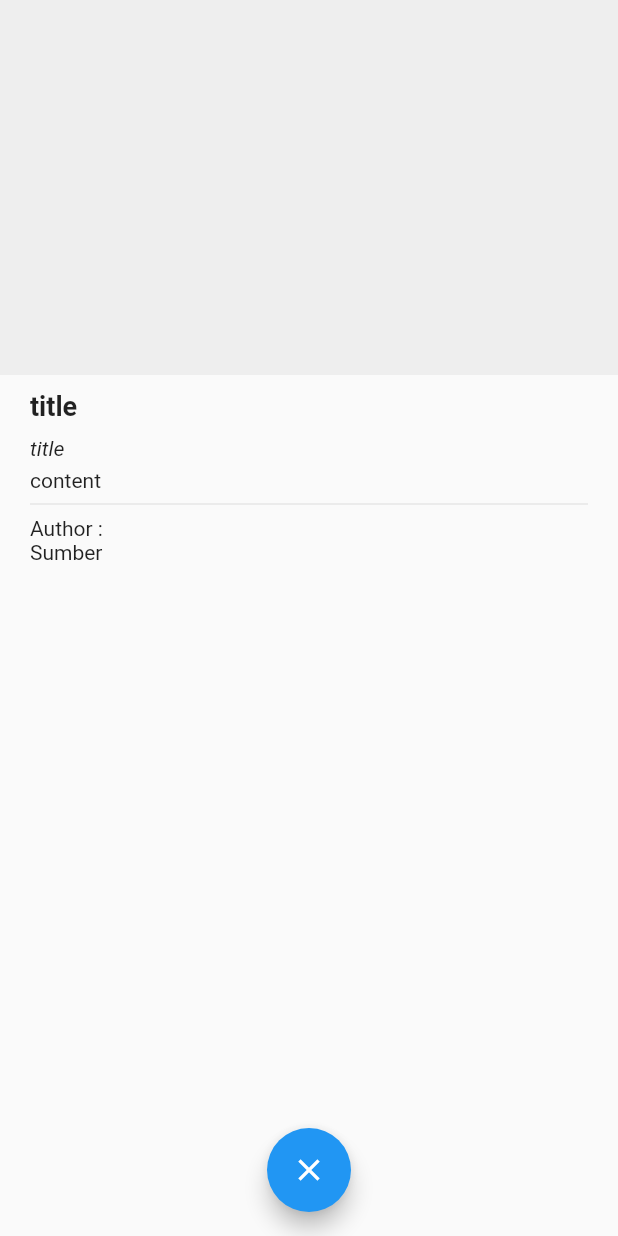
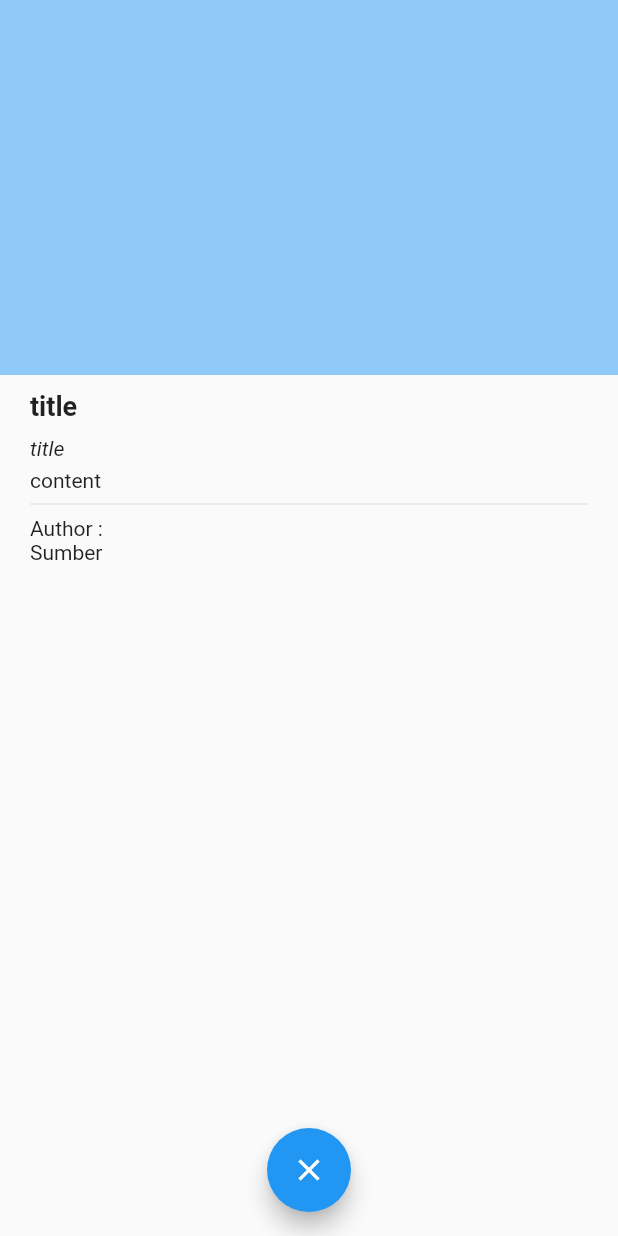
Before and after one commit to ChokyA/News_USA-API, a Flutter app: the Detail screen opened directly, on a phone screen of 412 x 824 dp. Run offline on Flutter 3.47's test engine with Material 2 defaults, Android fonts, the phone set to English and light mode, and no system bars; network calls fail.

```diff
--- a/lib/detail.dart
+++ b/lib/detail.dart
@@ -4,11 +4,10 @@ class Detail extends StatelessWidget {
   @override
   Widget build(BuildContext context) {
     return Scaffold(
-      body: Column(
-        children: <Widget>[
+      body: Column(children: <Widget>[
         Container(
           height: 250,
-            color: Colors.grey[200],
+          color: Colors.blue[200],
         ),
         Container(
           margin: EdgeInsets.symmetric(horizontal: 20, vertical: 10),
@@ -32,8 +31,7 @@ class Detail extends StatelessWidget {
             ],
           ),
         )
-        ]
-      ),
+      ]),
       floatingActionButton: FloatingActionButton(
         child: Icon(Icons.close),
         onPressed: () => Navigator.pop(context),
```
Also changed, not shown: lib/home.dart (+4 -4 lines), lib/main.dart (+4 -6 lines), img/Screenshot.png (deleted), img/ss.png (added), pubspec.lock. Lines whose indentation alone changed are shown as unchanged.
